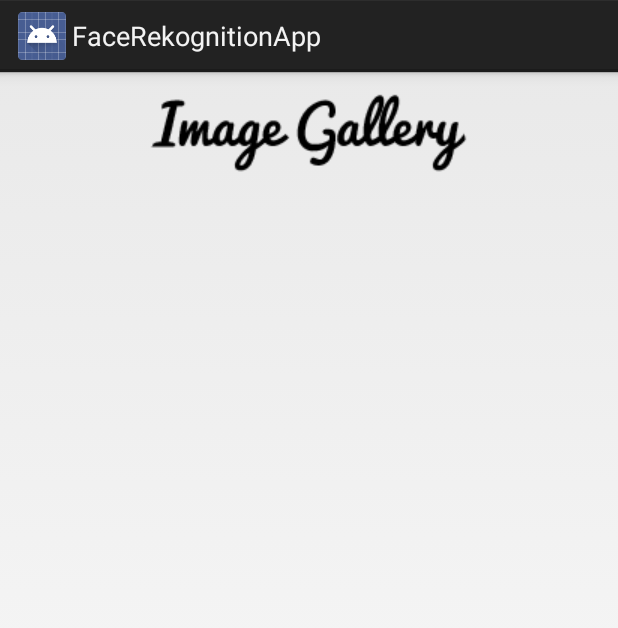
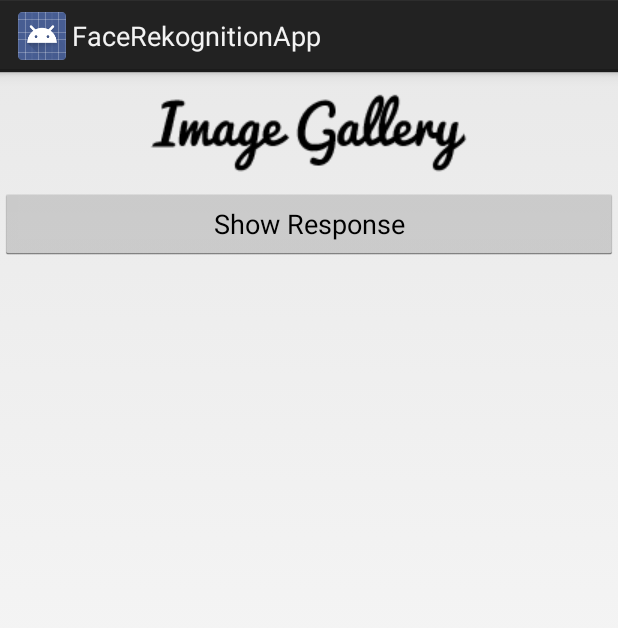
Before and after one commit to RyanFin/RekognitionApp, an Android app: the layout activity_image_gallery.xml on its own in the app's theme, with its tools: preview values and no code run, on a phone screen of 412 x 824 dp. Shown: the top 628 px of the screen. Run offline under Robolectric (Android 15) with nearby library versions, the light colour scheme and no system bars.

Commit message:
Add Celeb Image Corpus

```diff
--- a/app/src/main/res/layout/activity_image_gallery.xml
+++ b/app/src/main/res/layout/activity_image_gallery.xml
@@ -1,11 +1,15 @@
 <?xml version="1.0" encoding="utf-8"?>
-<LinearLayout xmlns:android="http://schemas.android.com/apk/res/android"
+<ScrollView xmlns:android="http://schemas.android.com/apk/res/android"
     xmlns:app="http://schemas.android.com/apk/res-auto"
     xmlns:tools="http://schemas.android.com/tools"
     android:layout_width="match_parent"
     android:layout_height="match_parent"
     android:orientation="vertical"
     tools:context="io.github.ryanfin.facerekognitionapp.ImageGalleryActivity">
+    <LinearLayout
+        android:layout_width="match_parent"
+        android:layout_height="match_parent"
+        android:orientation="vertical">
 
     <ImageView
         android:layout_width="wrap_content"
@@ -36,4 +40,21 @@
         android:layout_height="match_parent"
         android:scrollbars="vertical"/>
 
-</LinearLayout>
+        <Button
+            android:id="@+id/arnoldbtn"
+            android:layout_width="match_parent"
+            android:layout_height="wrap_content"
+            android:onClick="onCelebResponseButtonClick"
+            android:layout_marginTop="10dp"
+            android:text="Show Response" />
+
+        <TextView
+            android:id="@+id/arnoldtxt"
+            android:layout_width="match_parent"
+            android:layout_height="wrap_content" />
+
+    </LinearLayout>
+
+
+
+</ScrollView>
```
Also changed, not shown: app/src/main/java/io/github/ryanfin/facerekognitionapp/ImageGalleryActivity.java (+95 -9 lines), app/src/main/java/io/github/ryanfin/facerekognitionapp/MainActivity.java (+3 -5 lines), app/src/main/java/io/github/ryanfin/facerekognitionapp/RecyclerViewConfig/ImageGalleryAdapter.java (+6 -7 lines), app/src/main/java/io/github/ryanfin/facerekognitionapp/RecyclerViewConfig/ImageModel.java (+23 -7 lines), app/src/main/res/drawable/arnold_schwarzenegger.jpg (added), app/src/main/res/drawable/barack_obama.jpg (added), app/src/main/res/drawable/beyonce.jpg (added), app/src/main/res/drawable/brad_pitt.jpg (added), app/src/main/res/drawable/leonardo_dicaprio.png (added), app/src/main/res/drawable/will_smith.jpg (added).
